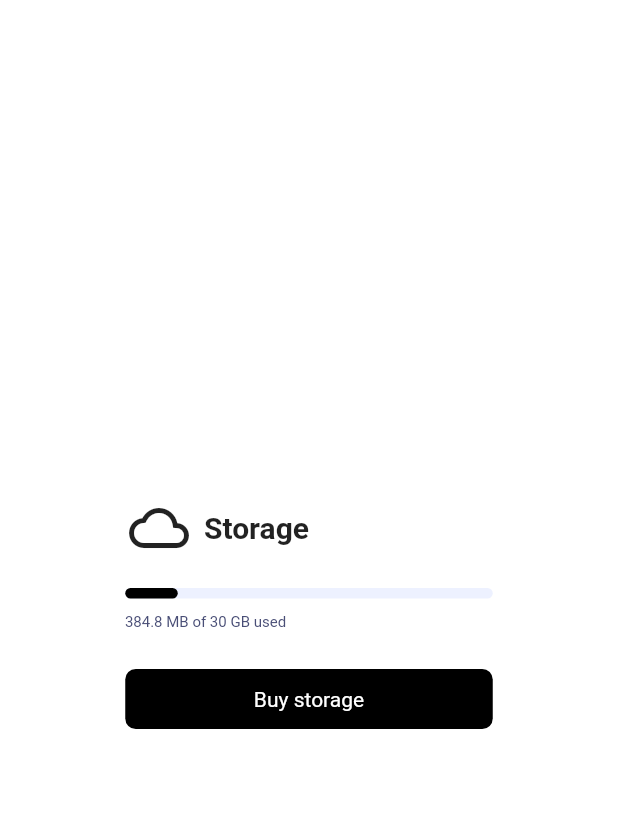
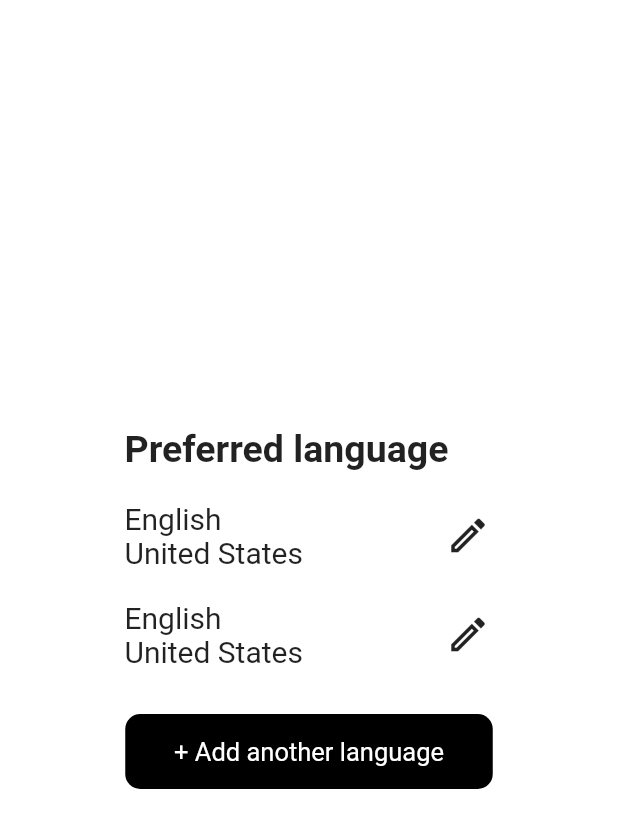
Before and after one commit to cosmicSigma/flutter_application_3, a Flutter app: the screen it shows after launch, on a phone screen of 412 x 824 dp. Shown: the top 828 px of the screen. Run offline on Flutter 3.47's test engine with Material 2 defaults, Android fonts, the phone set to English and light mode, and no system bars.

Commit message:
hometask_2

```diff
--- a/lib/main.dart
+++ b/lib/main.dart
@@ -1,5 +1,3 @@
-import 'dart:math';
-
 import 'package:flutter/material.dart';
 import 'package:flutter/cupertino.dart';
 
@@ -16,7 +14,6 @@ class MyApp extends StatelessWidget {
       home: Lesson(),
     );
   }
-
 }
 
 class Lesson extends StatelessWidget {
@@ -29,94 +26,79 @@ class Lesson extends StatelessWidget {
       body: Center(
         child: DecoratedBox(
           decoration: BoxDecoration(
-            color: Colors.white54,
-            borderRadius: BorderRadius.circular(30)
-            ),
+              color: Colors.white54, borderRadius: BorderRadius.circular(30)),
           child: SizedBox(
-              height: 250,
+            height: 350,
             width: 350,
             child: Padding(
               padding: const EdgeInsets.all(25),
               child: DecoratedBox(
                 decoration: BoxDecoration(
                     color: Colors.white,
-                    borderRadius: BorderRadius.circular(20)
-                  ),
+                    borderRadius: BorderRadius.circular(20)),
                 child: SizedBox(
                   child: Column(
+                    // mainAxisAlignment: MainAxisAlignment.spaceEvenly,
                     children: [
+                      const Padding(
+                        padding: EdgeInsets.only(right: 30, top: 23),
+                        child: Text(
+                          "Preferred language",
+                          style: TextStyle(
+                              fontSize: 25, fontWeight: FontWeight.bold),
+                        ),
+                      ),
                       Padding(
-                          padding: const EdgeInsets.only(top: 20, left: 30),
+                        padding: const EdgeInsets.only(left: 27, top: 20),
                         child: Row(
                           children: const [
-                              Icon(
-                                Icons.cloud_outlined,
-                                size: 40,
+                            Text("English\nUnited States",
+                            style: TextStyle(
+                                fontSize: 20
+                              ),
                             ),
                             Padding(
-                                padding: EdgeInsets.only(left: 10),
-                                child: Text(
-                                  "Storage",
-                                  style: TextStyle(
-                                    fontSize: 20,
-                                    fontWeight: FontWeight.bold
-                                  ),
-                                  ),
-                              ),
+                              padding: EdgeInsets.only(left: 95),
+                              child: Icon(Icons.edit_outlined,size: 30,),
+                            )
                             ],
                         ),
                       ),
                       Padding(
-                          padding: const EdgeInsets.only(top: 20, bottom: 10,),
-                          child: DecoratedBox(
-                                  decoration: BoxDecoration(
-                                    color: Color(0xffEDF1FF),
-                                    borderRadius: BorderRadius.circular(50)
+                        padding: const EdgeInsets.only(left: 27, top: 20),
+                        child: Row(
+                          children: const [
+                            Text("English\nUnited States",
+                            style: TextStyle(
+                                fontSize: 20
                               ),
-                                  child: SizedBox(
-                                    height: 7,
-                                    width: 245,
-                                    child: Padding(
-                                      padding: const EdgeInsets.only(right: 210),
+                            ),
+                            Padding(
+                              padding: EdgeInsets.only(left: 95),
+                              child: Icon(Icons.edit_outlined,size: 30,),
+                            )
+                            ],
+                        ),
+                      ),
+                      Padding(
+                        padding: const EdgeInsets.only(top: 30),
                         child: DecoratedBox(
                           decoration: BoxDecoration(
                             color: Colors.black,
-                                          borderRadius: BorderRadius.circular(50)
+                            borderRadius: BorderRadius.circular(10)
                           ),
                           child: const SizedBox(
-                                          height: 7,
-                                          width: 24.5,
+                            height: 50,
+                            width: 245,
+                            child: Center(
+                              child: Text(
+                                "+ Add another language",
+                                style: TextStyle(
+                                  color: Colors.white,
+                                  fontSize: 17
                                 ),
                                 ),
                             ),
-                                  ),
-                                ),
-                        ),
-                        const Padding(
-                          padding: EdgeInsets.only(bottom: 25, right: 138),
-                          child: Text(
-                            "384.8 MB of 30 GB used",
-                            style: TextStyle(
-                              color: Color(0xff494E76),
-                              fontSize: 10
-                            ),
-                            ),
-                        ),
-                          DecoratedBox(
-                            decoration: BoxDecoration(
-                              color: Colors.black,
-                              borderRadius: BorderRadius.circular(7)
-                            ),
-                            child: const SizedBox(
-                              height: 40,
-                              width: 245,
-                              child: Center(
-                                child: Text(
-                                  "Buy storage",
-                                  style: TextStyle(
-                                    color: Colors.white
-                                  ),
-                                )
                           ),
                         ),
                         )
```
Lines whose indentation alone changed are shown as unchanged.
